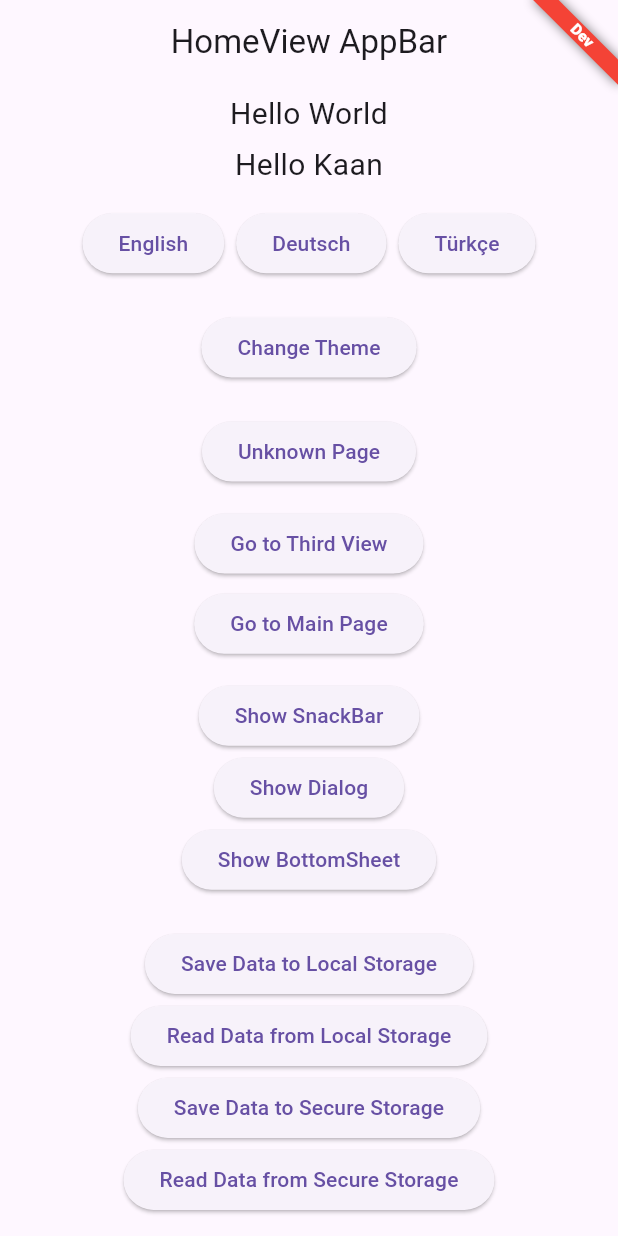
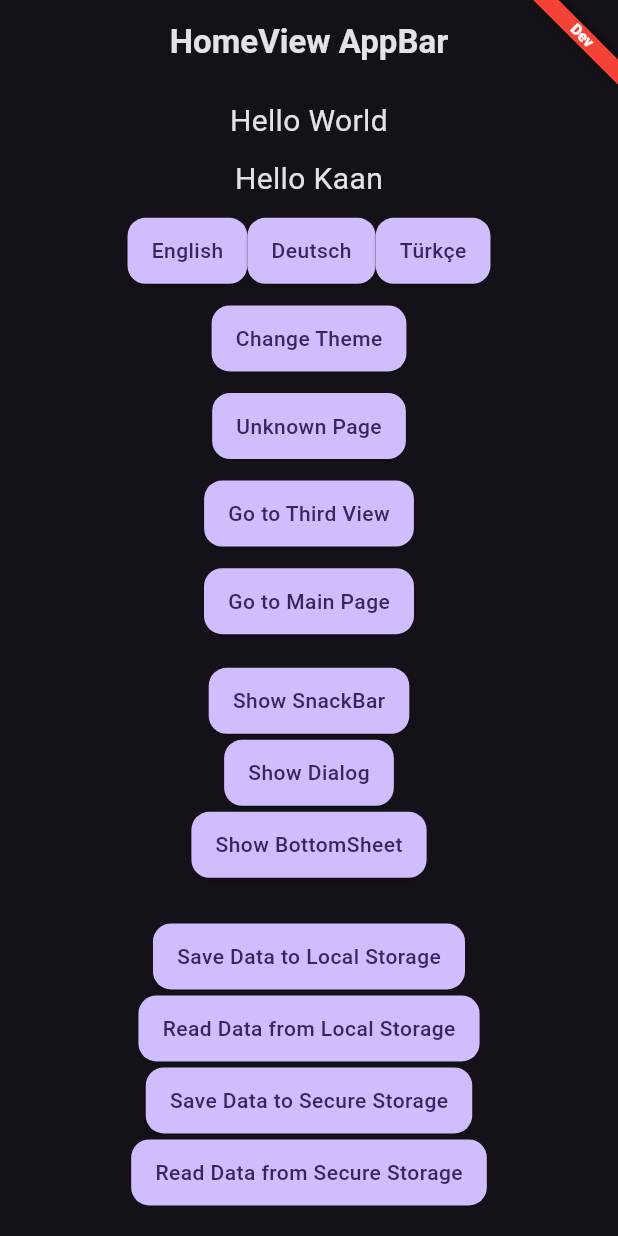
Before and after one commit to kaandinler/flutter_getx_boilerplate, a Flutter app: the screen it shows after launch, after a tap on "Change Theme", on a phone screen of 412 x 824 dp. Run offline on Flutter 3.47's test engine with Material 3 defaults, Android fonts, the phone set to English and light mode, and no system bars; our stand-ins replace flutter_dotenv, flutter_secure_storage, get, get_storage; missing offline and left inert: new_version_plus.

Commit message:
env refactor theme impl.

```diff
--- /dev/null
+++ b/lib/app/config/app_config.dart
@@ -0,0 +1,59 @@
+import 'package:flutter_dotenv/flutter_dotenv.dart';
+
+class AppConfig {
+  final String baseUrl;
+  final Map<String, bool> featureFlags;
+  final String logLevel;
+
+  AppConfig({
+    required this.baseUrl,
+    required this.featureFlags,
+    required this.logLevel,
+  });
+
+  static bool _parseBool(String? value, {bool defaultValue = false}) {
+    if (value == null) return defaultValue;
+    switch (value.trim().toLowerCase()) {
+      case '1':
+      case 'true':
+      case 'yes':
+      case 'y':
+        return true;
+      case '0':
+      case 'false':
+      case 'no':
+      case 'n':
+        return false;
+      default:
+        return defaultValue;
+    }
+  }
+
+  factory AppConfig.fromDotEnv() {
+    final env = dotenv;
+
+    final baseUrl = env.maybeGet('BASE_URL') ?? '';
+    final logLevel = env.maybeGet('LOG_LEVEL') ?? 'info';
+
+    final flags = <String, bool>{};
+    // As of flutter_dotenv 5.x, entries are available via `env`.
+    for (final e in env.env.entries) {
+      final key = e.key;
+      final val = e.value;
+      if (key.startsWith('FEATURE_')) {
+        final normalized = key.substring('FEATURE_'.length).toUpperCase();
+        flags[normalized] = _parseBool(val);
+      }
+    }
+
+    return AppConfig(
+      baseUrl: baseUrl,
+      featureFlags: flags,
+      logLevel: logLevel,
+    );
+  }
+
+  bool isFeatureEnabled(String name, {bool defaultValue = false}) {
+    return featureFlags[name.toUpperCase()] ?? defaultValue;
+  }
+}
--- a/lib/app/di/dependency_injection.dart
+++ b/lib/app/di/dependency_injection.dart
@@ -1,12 +1,20 @@
 import 'package:get/get.dart';
+import 'package:getx_boilerplate/app/config/app_config.dart';
 import 'package:getx_boilerplate/app/shared/abstract/i_local_storage_service.dart';
 import 'package:getx_boilerplate/app/shared/abstract/i_secure_storage_service.dart';
 import 'package:getx_boilerplate/app/shared/concrete/local_storage_service.dart';
 import 'package:getx_boilerplate/app/shared/concrete/secure_storage_service.dart';
 import 'package:getx_boilerplate/app/shared/error/global_error_handler.dart';
+import 'package:getx_boilerplate/app/theme/theme_service.dart';
 
 class BoilerplateDependencyInjection {
   static Future<void> init() async {
+    // App configuration loaded from .env (via flutter_dotenv)
+    Get.put<AppConfig>(
+      AppConfig.fromDotEnv(),
+      permanent: true,
+    );
+
     // Core services
     await Get.putAsync<ILocalStorageService>(
       () async {
@@ -27,5 +35,11 @@ class BoilerplateDependencyInjection {
       GlobalErrorHandler(),
       permanent: true,
     );
+
+    // Theme service (depends on local storage)
+    await Get.putAsync<ThemeService>(
+      () async => ThemeService(Get.find<ILocalStorageService>()).init(),
+      permanent: true,
+    );
   }
 }
--- a/lib/app/modules/page/home/controllers/home_controller.dart
+++ b/lib/app/modules/page/home/controllers/home_controller.dart
@@ -1,11 +1,12 @@
-import 'package:flutter/material.dart';
 import 'package:get/get.dart';
 import 'package:getx_boilerplate/app/shared/abstract/i_local_storage_service.dart';
 import 'package:getx_boilerplate/app/shared/abstract/i_secure_storage_service.dart';
+import 'package:getx_boilerplate/app/theme/theme_service.dart';
 
 class HomeController extends GetxController with StateMixin {
   final ILocalStorageService localStorage = Get.find<ILocalStorageService>();
   final ISecureStorageService secureStorage = Get.find<ISecureStorageService>();
+  final ThemeService themeService = Get.find<ThemeService>();
 
   @override
   Future<void> onReady() async {
@@ -42,8 +43,6 @@ class HomeController extends GetxController with StateMixin {
   }
 
   void changeThemeMode() {
-    final isDarkTheme = !localStorage.isDarkTheme;
-    localStorage.isDarkTheme = isDarkTheme;
-    Get.changeThemeMode(isDarkTheme ? ThemeMode.dark : ThemeMode.light);
+    themeService.toggleDarkLight();
   }
 }
--- a/lib/app/modules/page/home/views/home_view.dart
+++ b/lib/app/modules/page/home/views/home_view.dart
@@ -35,7 +35,7 @@ class HomeView extends GetView<HomeController> {
             _goRoute(),
             _goSecondScreen(),
             _goMainPage(),
-            _dialogButtons(),
+            _dialogButtons(context),
             _saveDataButtons(),
           ],
         ),
@@ -71,12 +71,12 @@ class HomeView extends GetView<HomeController> {
     );
   }
 
-  ButtonBar _dialogButtons() {
+  ButtonBar _dialogButtons(BuildContext context) {
     return ButtonBar(
       alignment: MainAxisAlignment.center,
       children: [
         _showSnackBar(),
-        _showDefaultDialog(),
+        _showDefaultDialog(context),
         _showBottomSheet(),
       ],
     );
@@ -116,27 +116,50 @@ class HomeView extends GetView<HomeController> {
     );
   }
 
-  ElevatedButton _showDefaultDialog() {
+  ElevatedButton _showDefaultDialog(BuildContext context) {
     return ElevatedButton(
-        onPressed: () {
-          Get.defaultDialog(
-            title: 'Dialog Title',
-            middleText: 'This is middle text',
-            textConfirm: 'Confirm',
-            textCancel: 'Cancel',
-            onConfirm: () {},
-            onCancel: () {},
-          );
-        },
-        child: const Text('Show Dialog'));
+      onPressed: () {
+        showDialog<void>(
+          context: context,
+          barrierDismissible: true,
+          builder: (ctx) => AlertDialog(
+            title: const Text('Dialog Title'),
+            content: const Text('This is middle text'),
+            actions: [
+              TextButton(
+                onPressed: () => Navigator.of(ctx, rootNavigator: true).pop(),
+                child: const Text('Cancel'),
+              ),
+              ElevatedButton(
+                onPressed: () => Navigator.of(ctx, rootNavigator: true).pop(),
+                child: const Text('Confirm'),
+              ),
+            ],
+          ),
+        );
+      },
+      child: const Text('Show Dialog'),
+    );
   }
 
   ElevatedButton _showSnackBar() {
     return ElevatedButton(
-        onPressed: () {
-          Get.snackbar('Title', 'Message');
-        },
-        child: const Text('Show SnackBar'));
+      onPressed: () {
+        if (Get.overlayContext == null) {
+          Get.log('Snackbar skipped (overlay not ready)');
+          return;
+        }
+        Get.showSnackbar(
+          const GetSnackBar(
+            title: 'Title',
+            message: 'Message',
+            duration: Duration(seconds: 3),
+            snackPosition: SnackPosition.TOP,
+          ),
+        );
+      },
+      child: const Text('Show SnackBar'),
+    );
   }
 
   ElevatedButton _goSecondScreen() {
@@ -147,8 +170,8 @@ class HomeView extends GetView<HomeController> {
         child: const Text('Go to Third View'));
   }
 
-  ButtonBar _goRoute() {
-    return ButtonBar(
+  OverflowBar _goRoute() {
+    return OverflowBar(
       alignment: MainAxisAlignment.center,
       children: [
         ElevatedButton(
@@ -161,8 +184,8 @@ class HomeView extends GetView<HomeController> {
     );
   }
 
-  ButtonBar _changeTheme() {
-    return ButtonBar(
+  OverflowBar _changeTheme() {
+    return OverflowBar(
       alignment: MainAxisAlignment.center,
       children: [
         ElevatedButton(
@@ -175,8 +198,8 @@ class HomeView extends GetView<HomeController> {
     );
   }
 
-  ButtonBar _changeLocale() {
-    return ButtonBar(
+  OverflowBar _changeLocale() {
+    return OverflowBar(
       alignment: MainAxisAlignment.center,
       children: [
         ElevatedButton(
--- a/lib/app/shared/error/global_error_handler.dart
+++ b/lib/app/shared/error/global_error_handler.dart
@@ -37,6 +37,11 @@ class GlobalErrorHandler {
   }
 
   void _showSnack(String message) {
+    // Avoid showing before overlay is ready (e.g., before runApp)
+    if (Get.overlayContext == null) {
+      Get.log('Snack skipped (overlay not ready): $message');
+      return;
+    }
     if (Get.isSnackbarOpen == true) return;
     Get.showSnackbar(
       GetSnackBar(
--- /dev/null
+++ b/lib/app/theme/app_theme.dart
@@ -0,0 +1,97 @@
+import 'package:flutter/material.dart';
+import 'package:getx_boilerplate/app/theme/app_colors.dart';
+import 'package:getx_boilerplate/app/theme/app_typography.dart';
+
+class AppTheme {
+  static ThemeData light() {
+    final scheme = AppColors.lightScheme();
+    final base = ThemeData(
+      useMaterial3: true,
+      colorScheme: scheme,
+      brightness: Brightness.light,
+    );
+    return base.copyWith(
+      scaffoldBackgroundColor: scheme.background,
+      textTheme: AppTypography.textThemeLight(base.textTheme),
+      appBarTheme: AppBarTheme(
+        elevation: 0,
+        backgroundColor: scheme.surface,
+        foregroundColor: scheme.onSurface,
+        centerTitle: true,
+      ),
+      elevatedButtonTheme: ElevatedButtonThemeData(
+        style: ElevatedButton.styleFrom(
+          backgroundColor: scheme.primary,
+          foregroundColor: scheme.onPrimary,
+          padding: const EdgeInsets.symmetric(horizontal: 16, vertical: 12),
+          shape: RoundedRectangleBorder(borderRadius: BorderRadius.circular(12)),
+        ),
+      ),
+      inputDecorationTheme: InputDecorationTheme(
+        border: OutlineInputBorder(borderRadius: BorderRadius.circular(12)),
+        filled: true,
+        fillColor: scheme.surfaceVariant,
+      ),
+      cardTheme: CardThemeData(
+        color: scheme.surface,
+        elevation: 1,
+        shape: RoundedRectangleBorder(borderRadius: BorderRadius.circular(16)),
+      ),
+      chipTheme: base.chipTheme.copyWith(
+        selectedColor: scheme.primaryContainer,
+        labelStyle: base.textTheme.labelLarge,
+      ),
+      bottomNavigationBarTheme: BottomNavigationBarThemeData(
+        selectedItemColor: scheme.primary,
+        unselectedItemColor: scheme.onSurface.withOpacity(.6),
+        backgroundColor: scheme.surface,
+      ),
+    );
+  }
+
+  static ThemeData dark() {
+    final scheme = AppColors.darkScheme();
+    final base = ThemeData(
+      useMaterial3: true,
+      colorScheme: scheme,
+      brightness: Brightness.dark,
+    );
+    return base.copyWith(
+      scaffoldBackgroundColor: scheme.background,
+      textTheme: AppTypography.textThemeDark(base.textTheme),
+      appBarTheme: AppBarTheme(
+        elevation: 0,
+        backgroundColor: scheme.surface,
+        foregroundColor: scheme.onSurface,
+        centerTitle: true,
+      ),
+      elevatedButtonTheme: ElevatedButtonThemeData(
+        style: ElevatedButton.styleFrom(
+          backgroundColor: scheme.primary,
+          foregroundColor: scheme.onPrimary,
+          padding: const EdgeInsets.symmetric(horizontal: 16, vertical: 12),
+          shape: RoundedRectangleBorder(borderRadius: BorderRadius.circular(12)),
+        ),
+      ),
+      inputDecorationTheme: InputDecorationTheme(
+        border: OutlineInputBorder(borderRadius: BorderRadius.circular(12)),
+        filled: true,
+        fillColor: scheme.surfaceVariant,
+      ),
+      cardTheme: CardThemeData(
+        color: scheme.surface,
+        elevation: 1,
+        shape: RoundedRectangleBorder(borderRadius: BorderRadius.circular(16)),
+      ),
+      chipTheme: base.chipTheme.copyWith(
+        selectedColor: scheme.primaryContainer,
+        labelStyle: base.textTheme.labelLarge,
+      ),
+      bottomNavigationBarTheme: BottomNavigationBarThemeData(
+        selectedItemColor: scheme.primary,
+        unselectedItemColor: scheme.onSurface.withOpacity(.7),
+        backgroundColor: scheme.surface,
+      ),
+    );
+  }
+}
--- /dev/null
+++ b/lib/app/theme/app_typography.dart
@@ -0,0 +1,27 @@
+import 'package:flutter/material.dart';
+
+class AppTypography {
+  static TextTheme textThemeLight(TextTheme base) {
+    return base.copyWith(
+      displayLarge: base.displayLarge?.copyWith(fontWeight: FontWeight.w400),
+      displayMedium: base.displayMedium?.copyWith(fontWeight: FontWeight.w400),
+      displaySmall: base.displaySmall?.copyWith(fontWeight: FontWeight.w400),
+      headlineLarge: base.headlineLarge?.copyWith(fontWeight: FontWeight.w500),
+      headlineMedium: base.headlineMedium?.copyWith(fontWeight: FontWeight.w600),
+      headlineSmall: base.headlineSmall?.copyWith(fontWeight: FontWeight.w600),
+      titleLarge: base.titleLarge?.copyWith(fontWeight: FontWeight.w600),
+      titleMedium: base.titleMedium?.copyWith(fontWeight: FontWeight.w600),
+      titleSmall: base.titleSmall?.copyWith(fontWeight: FontWeight.w600),
+      bodyLarge: base.bodyLarge?.copyWith(height: 1.4),
+      bodyMedium: base.bodyMedium?.copyWith(height: 1.4),
+      bodySmall: base.bodySmall?.copyWith(height: 1.4),
+      labelLarge: base.labelLarge?.copyWith(letterSpacing: .3),
+      labelMedium: base.labelMedium?.copyWith(letterSpacing: .3),
+      labelSmall: base.labelSmall?.copyWith(letterSpacing: .3),
+    );
+  }
+
+  static TextTheme textThemeDark(TextTheme base) {
+    return textThemeLight(base);
+  }
+}
--- /dev/null
+++ b/lib/app/theme/theme_service.dart
@@ -0,0 +1,51 @@
+import 'package:flutter/material.dart';
+import 'package:get/get.dart';
+import 'package:getx_boilerplate/app/shared/abstract/i_local_storage_service.dart';
+
+class ThemeService extends GetxService {
+  ThemeService(this._storage);
+
+  final ILocalStorageService _storage;
+
+  static const String keyV2 = 'theme_mode_v2'; // values: system|light|dark
+
+  final Rx<ThemeMode> themeMode = ThemeMode.system.obs;
+
+  Future<ThemeService> init() async {
+    final stored = await _storage.read(keyV2) as String?;
+    if (stored == 'light') {
+      themeMode.value = ThemeMode.light;
+    } else if (stored == 'dark') {
+      themeMode.value = ThemeMode.dark;
+    } else if (stored == 'system') {
+      themeMode.value = ThemeMode.system;
+    } else {
+      // Backward-compat: fall back to boolean isDarkTheme
+      final isDark = _storage.isDarkTheme;
+      themeMode.value = isDark ? ThemeMode.dark : ThemeMode.light;
+    }
+    return this;
+  }
+
+  Future<void> setThemeMode(ThemeMode mode) async {
+    themeMode.value = mode;
+    await _storage.save(keyV2, _encode(mode));
+    Get.changeThemeMode(mode);
+  }
+
+  Future<void> toggleDarkLight() async {
+    final next = themeMode.value == ThemeMode.dark ? ThemeMode.light : ThemeMode.dark;
+    await setThemeMode(next);
+  }
+
+  String _encode(ThemeMode mode) {
+    switch (mode) {
+      case ThemeMode.light:
+        return 'light';
+      case ThemeMode.dark:
+        return 'dark';
+      case ThemeMode.system:
+        return 'system';
+    }
+  }
+}
--- a/lib/main.dart
+++ b/lib/main.dart
@@ -9,9 +9,13 @@ import 'package:flutter/foundation.dart';
 import 'package:get/get.dart';
 import 'package:getx_boilerplate/app/core/translations/messages.dart';
 import 'package:getx_boilerplate/app/flavor/environment_badge.dart';
+import 'package:getx_boilerplate/app/theme/app_theme.dart';
+import 'package:getx_boilerplate/app/theme/theme_service.dart';
 import 'package:getx_boilerplate/app/routes/app_pages.dart';
 import 'package:getx_boilerplate/app/shared/error/global_error_handler.dart';
 import 'package:getx_boilerplate/app/shared/widgets/app_error_view.dart';
+import 'package:getx_boilerplate/app/di/dependency_injection.dart';
+import 'package:flutter_dotenv/flutter_dotenv.dart';
 
 void localLogWriter(String text, {bool isError = false}) {
   // INFO: Centralized GetX log hook
@@ -20,6 +24,78 @@ void localLogWriter(String text, {bool isError = false}) {
   } else {
     debugPrint('I/GetX: $text');
   }
+}
+
+Future<void> bootstrapApp({String? envFile}) async {
+  await runZonedGuarded<Future<void>>(
+    () async {
+      WidgetsFlutterBinding.ensureInitialized();
+
+      // Friendly error widget for build failures
+      ErrorWidget.builder = (FlutterErrorDetails details) {
+        final message = kReleaseMode
+            ? 'Beklenmeyen bir hata oluştu.'
+            : details.exceptionAsString();
+        return AppErrorView(message: message);
+      };
+
+      // Load .env before DI (asset load needs binding)
+      if (envFile != null && envFile.isNotEmpty) {
+        await dotenv.load(fileName: envFile);
+      }
+
+      await BoilerplateDependencyInjection.init();
+
+      final errorHandler = Get.isRegistered<GlobalErrorHandler>()
+          ? Get.find<GlobalErrorHandler>()
+          : GlobalErrorHandler();
+
+      FlutterError.onError = (FlutterErrorDetails details) {
+        if (!kReleaseMode) {
+          FlutterError.presentError(details);
+        }
+        errorHandler.recordFlutterError(details);
+      };
+      ui.PlatformDispatcher.instance.onError = (Object error, StackTrace stack) {
+        errorHandler.recordError(error, stack, fatal: true);
+        return true;
+      };
+
+      runApp(
+        Obx(() {
+          final themeService = Get.find<ThemeService>();
+          return GetMaterialApp(
+            title: "Boilerplate Application",
+            initialRoute: AppPages.SPLASH,
+            getPages: AppPages.routes,
+            unknownRoute: AppPages.routes.first,
+            debugShowCheckedModeBanner: false,
+            theme: AppTheme.light(),
+            darkTheme: AppTheme.dark(),
+            themeMode: themeService.themeMode.value,
+            locale: Get.deviceLocale,
+            translations: Messages(),
+            routingCallback: (routing) {
+              // Optional routing hook
+            },
+            builder: (context, child) {
+              return EnvironmentsBadge(child: child!);
+            },
+            transitionDuration: Get.defaultTransitionDuration,
+            defaultTransition: Transition.circularReveal,
+            enableLog: !kReleaseMode,
+            logWriterCallback: localLogWriter,
+          );
+        }),
+      );
+    },
+    (error, stack) async {
+      final handler = Get.isRegistered<GlobalErrorHandler>()
+          ? Get.find<GlobalErrorHandler>()
+          : GlobalErrorHandler();
+      handler.recordError(error, stack, fatal: true);
+    },
+  );
 }
 
 void mainCommon() async {
@@ -54,13 +130,17 @@ void mainCommon() async {
   runZonedGuarded(
     () {
       runApp(
-        GetMaterialApp(
+        Obx(() {
+          final themeService = Get.find<ThemeService>();
+          return GetMaterialApp(
             title: "Boilerplate Application",
             initialRoute: AppPages.SPLASH,
             getPages: AppPages.routes,
             unknownRoute: AppPages.routes.first,
             debugShowCheckedModeBanner: false,
-          themeMode: ThemeMode.system,
+            theme: AppTheme.light(),
+            darkTheme: AppTheme.dark(),
+            themeMode: themeService.themeMode.value,
             locale: Get.deviceLocale,
             translations: Messages(),
             routingCallback: (routing) {
@@ -78,7 +158,8 @@ void mainCommon() async {
             defaultTransition: Transition.circularReveal,
             enableLog: !kReleaseMode,
             logWriterCallback: localLogWriter,
-        ),
+          );
+        }),
       );
     },
     (error, stack) {
--- a/lib/main_dev.dart
+++ b/lib/main_dev.dart
@@ -1,7 +1,5 @@
 //Created by https://github.com/kaandinler
 
-import 'package:flutter/widgets.dart';
-import 'package:getx_boilerplate/app/di/dependency_injection.dart';
 import 'package:getx_boilerplate/app/flavor/environment.dart';
 import 'package:getx_boilerplate/app/flavor/flavor.dart';
 import 'package:getx_boilerplate/main.dart';
@@ -17,9 +15,5 @@ void main() async {
     ),
   );
 
-  WidgetsFlutterBinding.ensureInitialized();
-
-  await BoilerplateDependencyInjection.init();
-
-  mainCommon();
+  await bootstrapApp(envFile: 'assets/env/.env.dev');
 }
--- a/pubspec.yaml
+++ b/pubspec.yaml
@@ -14,6 +14,7 @@ dependencies:
   new_version_plus: ^0.1.1
   flutter_secure_storage: ^9.0.0
   get_storage: ^2.1.1
+  flutter_dotenv: ^6.0.0
 
 
 dev_dependencies:
@@ -24,3 +25,8 @@ dev_dependencies:
 
 flutter:
   uses-material-design: true
+  assets:
+    - assets/env/.env
+    - assets/env/.env.dev
+    - assets/env/.env.qa
+    - assets/env/.env.prod
```
Also changed, not shown: lib/app/theme/app_colors.dart (added, +25 -0 lines), lib/main_prod.dart (+1 -7 lines), lib/main_qa.dart (+1 -7 lines), 5 other files. Lines whose indentation alone changed are shown as unchanged.
